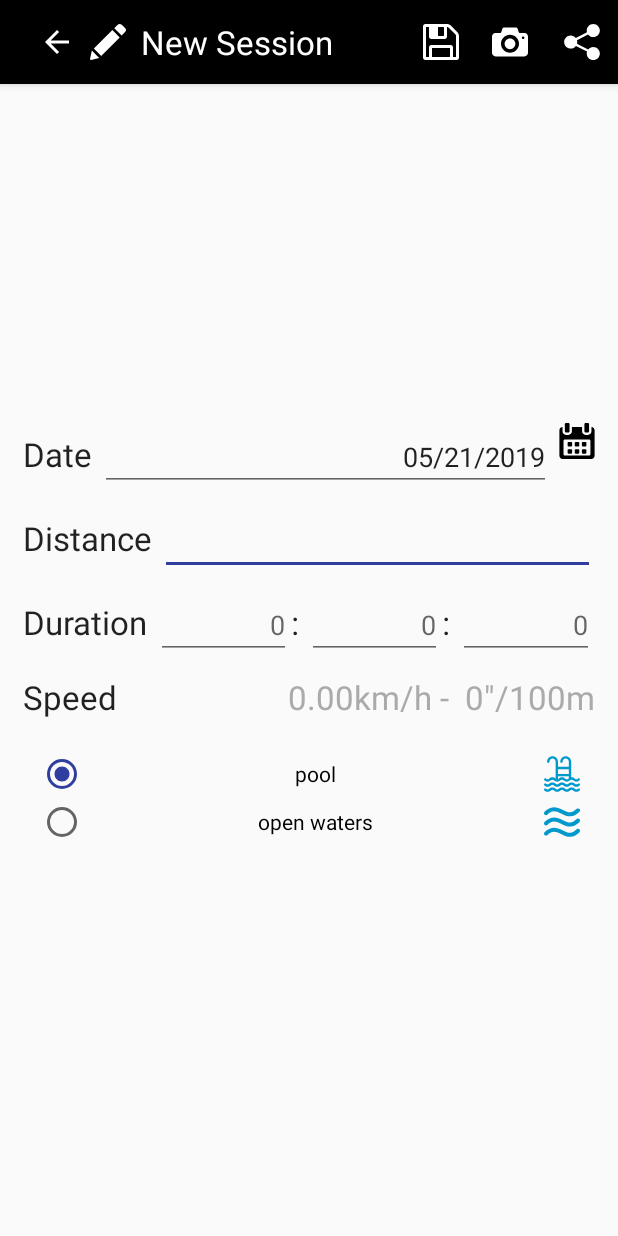
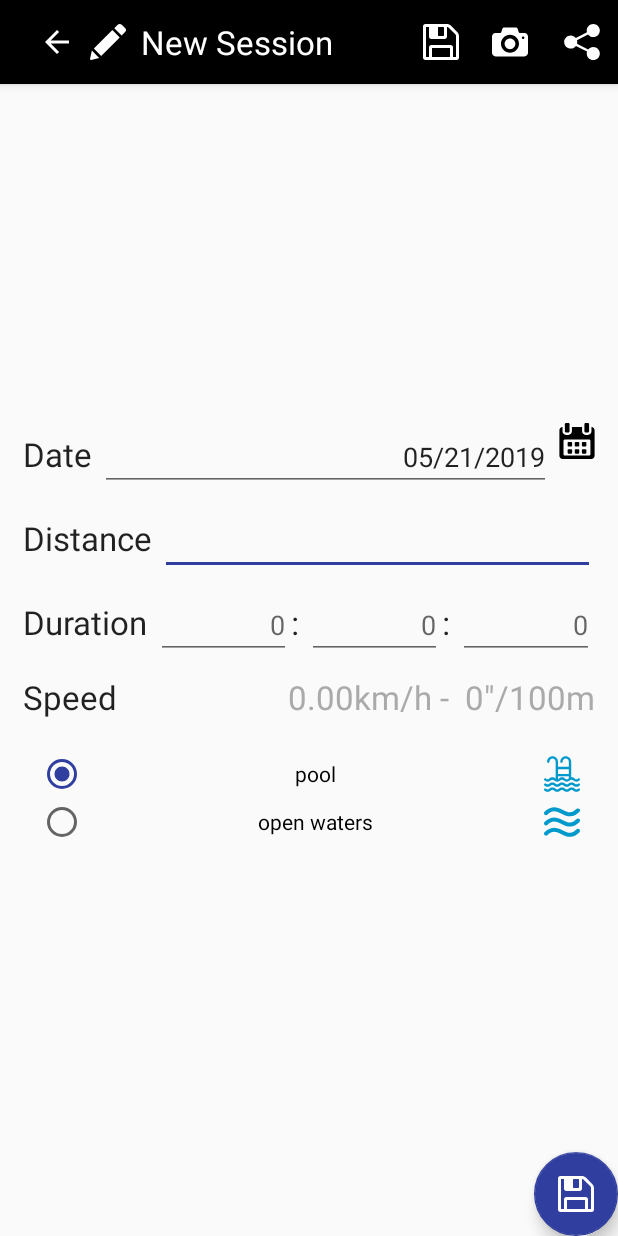
Before and after one commit to Baltasarq/nadamillas, an Android app: the EditSessionActivity screen opened directly, with no data from a screen before it, on a phone screen of 412 x 824 dp. Run offline under Robolectric (Android 15) with nearby library versions, the phone set to English and light mode, and no system bars.

Commit message:
Fixed issue #1, added back the save button in edit session

```diff
--- a/app/src/main/java/com/devbaltasarq/nadamillas/ui/EditSessionActivity.java
+++ b/app/src/main/java/com/devbaltasarq/nadamillas/ui/EditSessionActivity.java
@@ -6,6 +6,7 @@ import android.app.Activity;
 import android.app.DatePickerDialog;
 import android.content.Intent;
 import android.os.Bundle;
+import android.support.design.widget.FloatingActionButton;
 import android.support.v7.app.AppCompatActivity;
 import android.support.v7.widget.Toolbar;
 import android.text.Editable;
@@ -78,6 +79,7 @@ public class EditSessionActivity extends BaseActivity {
 
         // Update view
         final ImageButton BT_BACK = this.findViewById( R.id.btCloseEditSession );
+        final FloatingActionButton FB_SAVE = this.findViewById( R.id.fbSaveSession );
         final EditText ED_DATE = this.findViewById( R.id.edDate );
         final EditText ED_HOURS = this.findViewById( R.id.edHours );
         final EditText ED_MINUTES = this.findViewById( R.id.edMinutes );
@@ -147,6 +149,12 @@ public class EditSessionActivity extends BaseActivity {
         BT_SAVE.setOnClickListener( new View.OnClickListener() {
             @Override
             public void onClick(View view) {
+                EditSessionActivity.this.save();
+            }
+        });
+        FB_SAVE.setOnClickListener(new View.OnClickListener() {
+            @Override
+            public void onClick(View v) {
                 EditSessionActivity.this.save();
             }
         });
--- a/app/src/main/java/com/devbaltasarq/nadamillas/ui/StatsActivity.java
+++ b/app/src/main/java/com/devbaltasarq/nadamillas/ui/StatsActivity.java
@@ -325,12 +325,16 @@ public class StatsActivity extends BaseActivity {
 
         this.graphType = GraphType.fromOrdinal( CB_TIME_SEGMENT.getSelectedItemPosition() );
         this.selectedMonth = CB_MONTHS.getSelectedItemPosition();
-        this.selectedYear = Integer.valueOf( (String) CB_YEARS.getSelectedItem() );
+        this.selectedYear = -1;
+
+        if ( CB_YEARS.getSelectedItemPosition() >= 0 ) {
+            this.selectedYear = Integer.valueOf( (String) CB_YEARS.getSelectedItem() );
+        }
 
         Log.d( LOG_TAG, String.format( "selected year: %d, month %d, graphtype: %d",
-                                        this.selectedYear,
-                                        this.selectedMonth,
-                                        this.graphType.ordinal() ));
+                this.selectedYear,
+                this.selectedMonth,
+                this.graphType.ordinal() ));
     }
 
     /** Plots the chart in a drawable and shows it. */
--- a/app/src/main/res/layout/activity_edit_session.xml
+++ b/app/src/main/res/layout/activity_edit_session.xml
@@ -74,6 +74,14 @@
         </android.support.v7.widget.Toolbar>
     </android.support.design.widget.AppBarLayout>
 
-    <include layout="@layout/content_new_session" />
+    <include layout="@layout/content_edit_session" />
+
+    <android.support.design.widget.FloatingActionButton
+        android:id="@+id/fbSaveSession"
+        android:layout_width="wrap_content"
+        android:layout_height="wrap_content"
+        android:layout_gravity="bottom|end"
+        android:tint="#ffffffff"
+        app:srcCompat="@drawable/btn_save" />
 
 </android.support.design.widget.CoordinatorLayout>
```
Also changed, not shown: app/src/main/res/layout/content_edit_session.xml (renamed from app/src/main/res/layout/content_new_session.xml).
